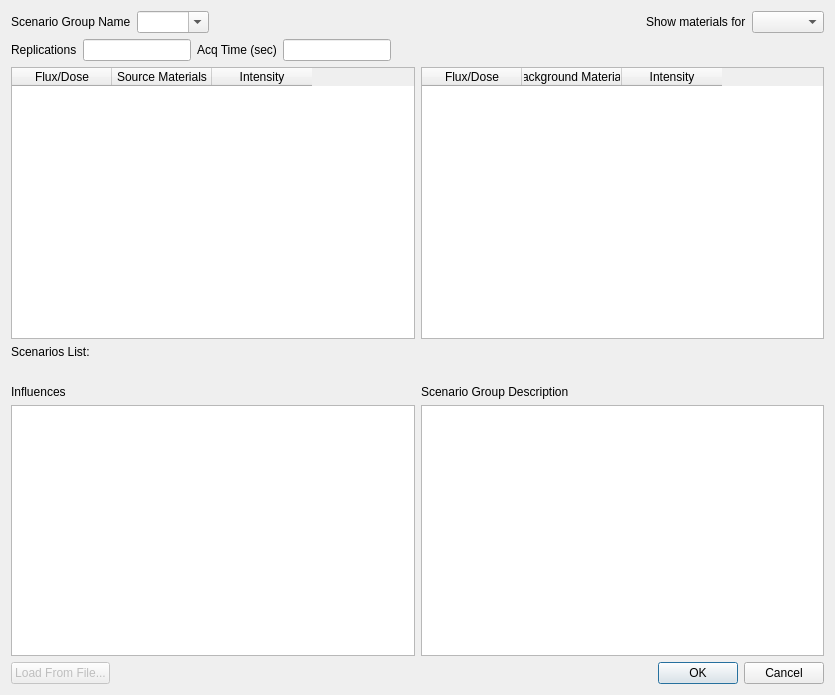
Before: the Qt Designer form src/ui/create_scenario_dialog.ui in LLNL/RASE, drawn with Qt 5.
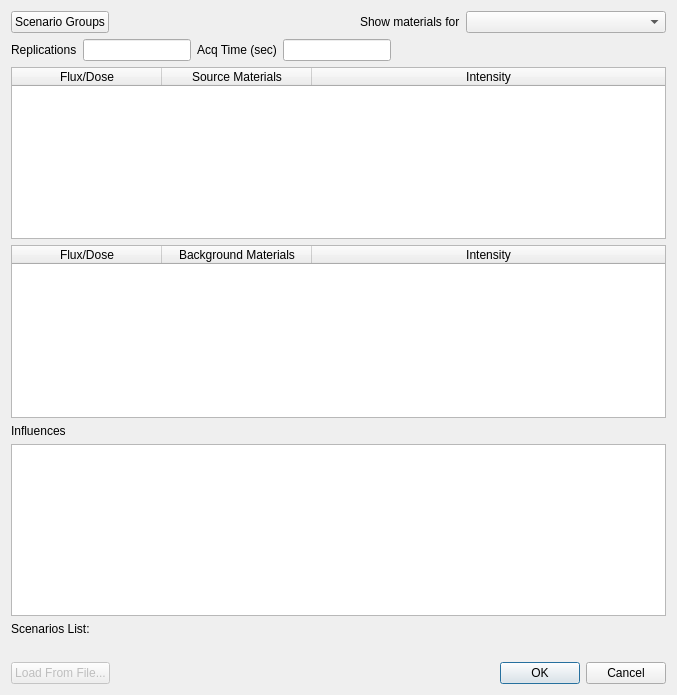
After: the same form once the commit is applied.

```diff
--- a/src/ui/create_scenario_dialog.ui
+++ b/src/ui/create_scenario_dialog.ui
@@ -9,27 +9,20 @@
    <rect>
     <x>0</x>
     <y>0</y>
-    <width>835</width>
+    <width>677</width>
     <height>695</height>
    </rect>
   </property>
   <property name="windowTitle">
    <string>Scenario Creation</string>
   </property>
-  <layout class="QVBoxLayout" name="verticalLayout_3">
+  <layout class="QVBoxLayout" name="verticalLayout">
    <item>
-    <layout class="QHBoxLayout" name="horizontalLayout_4" stretch="0,0,0,0,0">
+    <layout class="QHBoxLayout" name="horizontalLayout_4" stretch="0,0,0,0">
      <item>
-      <widget class="QLabel" name="label">
+      <widget class="QPushButton" name="btnGroups">
        <property name="text">
-        <string>Scenario Group Name</string>
-       </property>
-      </widget>
-     </item>
-     <item>
-      <widget class="QComboBox" name="comboScenarioGroupName">
-       <property name="editable">
-        <bool>true</bool>
+        <string>Scenario Groups</string>
        </property>
       </widget>
      </item>
@@ -54,7 +47,14 @@
       </widget>
      </item>
      <item>
-      <widget class="QComboBox" name="comboDetectorSelect"/>
+      <widget class="QComboBox" name="comboDetectorSelect">
+       <property name="minimumSize">
+        <size>
+         <width>200</width>
+         <height>0</height>
+        </size>
+       </property>
+      </widget>
      </item>
     </layout>
    </item>
@@ -119,8 +119,6 @@
     </layout>
    </item>
    <item>
-    <layout class="QHBoxLayout" name="horizontalLayout_3">
-     <item>
       <widget class="QTableWidget" name="tblMaterial">
        <property name="sizePolicy">
         <sizepolicy hsizetype="Expanding" vsizetype="Expanding">
@@ -128,9 +126,27 @@
          <verstretch>0</verstretch>
         </sizepolicy>
        </property>
+     <property name="minimumSize">
+      <size>
+       <width>540</width>
+       <height>0</height>
+      </size>
+     </property>
+     <attribute name="horizontalHeaderMinimumSectionSize">
+      <number>150</number>
+     </attribute>
+     <attribute name="horizontalHeaderDefaultSectionSize">
+      <number>150</number>
+     </attribute>
+     <attribute name="horizontalHeaderStretchLastSection">
+      <bool>true</bool>
+     </attribute>
        <attribute name="verticalHeaderVisible">
         <bool>false</bool>
        </attribute>
+     <attribute name="verticalHeaderStretchLastSection">
+      <bool>true</bool>
+     </attribute>
        <column>
         <property name="text">
          <string>Flux/Dose</string>
@@ -166,15 +182,33 @@
          <verstretch>0</verstretch>
         </sizepolicy>
        </property>
+     <property name="minimumSize">
+      <size>
+       <width>540</width>
+       <height>0</height>
+      </size>
+     </property>
        <property name="showGrid">
         <bool>true</bool>
        </property>
        <property name="gridStyle">
         <enum>Qt::SolidLine</enum>
        </property>
+     <attribute name="horizontalHeaderMinimumSectionSize">
+      <number>150</number>
+     </attribute>
+     <attribute name="horizontalHeaderDefaultSectionSize">
+      <number>150</number>
+     </attribute>
+     <attribute name="horizontalHeaderStretchLastSection">
+      <bool>true</bool>
+     </attribute>
        <attribute name="verticalHeaderVisible">
         <bool>false</bool>
        </attribute>
+     <attribute name="verticalHeaderStretchLastSection">
+      <bool>true</bool>
+     </attribute>
        <column>
         <property name="text">
          <string>Flux/Dose</string>
@@ -192,38 +226,8 @@
        </column>
       </widget>
      </item>
-    </layout>
-   </item>
    <item>
-    <layout class="QVBoxLayout" name="verticalLayout_4">
-     <item>
-      <widget class="QLabel" name="label_8">
-       <property name="text">
-        <string>Scenarios List:</string>
-       </property>
-       <property name="wordWrap">
-        <bool>true</bool>
-       </property>
-      </widget>
-     </item>
-     <item>
-      <widget class="QLabel" name="txtScenariosList_2">
-       <property name="text">
-        <string/>
-       </property>
-       <property name="wordWrap">
-        <bool>true</bool>
-       </property>
-      </widget>
-     </item>
-    </layout>
-   </item>
-   <item>
-    <layout class="QHBoxLayout" name="horizontalLayout_6">
-     <item>
-      <layout class="QVBoxLayout" name="verticalLayout">
-       <item>
-        <widget class="QLabel" name="label_7">
+    <widget class="QLabel" name="label_influences">
          <property name="text">
           <string>Influences</string>
          </property>
@@ -236,23 +240,25 @@
          </property>
         </widget>
        </item>
-      </layout>
-     </item>
      <item>
-      <layout class="QVBoxLayout" name="verticalLayout_2">
-       <item>
-        <widget class="QLabel" name="label_2">
+    <widget class="QLabel" name="label_scenlist">
          <property name="text">
-          <string>Scenario Group Description</string>
-         </property>
+      <string>Scenarios List:</string>
+     </property>
+     <property name="wordWrap">
+      <bool>true</bool>
+     </property>
         </widget>
        </item>
        <item>
-        <widget class="QPlainTextEdit" name="txtScenarioGroupDescription"/>
-       </item>
-      </layout>
-     </item>
-    </layout>
+    <widget class="QLabel" name="txtScenariosList_2">
+     <property name="text">
+      <string/>
+     </property>
+     <property name="wordWrap">
+      <bool>true</bool>
+     </property>
+    </widget>
    </item>
    <item>
     <layout class="QHBoxLayout" name="horizontalLayout_2">
```
Left out of the diff: 6 changed lines with no effect on the pictures. Lines whose indentation alone changed are shown as unchanged.
